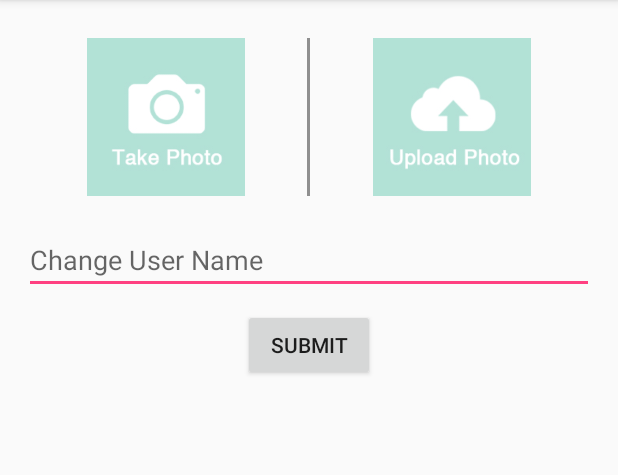
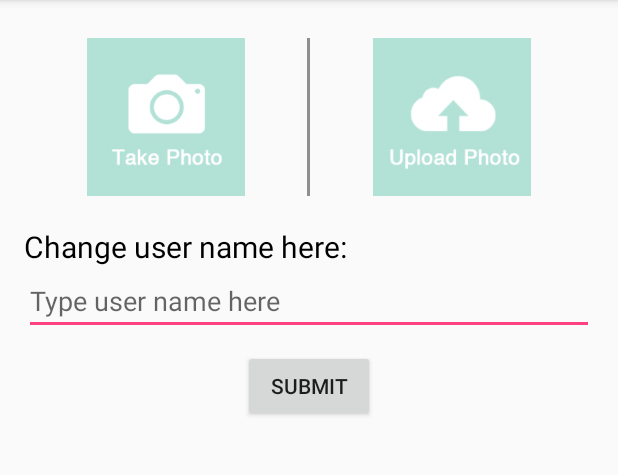
Before and after one commit to MaureenDing814/FinalProject-YaoC-MengqiD, an Android app: the EditActivity screen opened directly, with no data from a screen before it, on a phone screen of 412 x 824 dp, the part 84-559 px from its top. Run offline under Robolectric (Android 15) with nearby library versions, the phone set to English and light mode, and no system bars; our stand-ins replace Firebase (no records; nobody signed in at launch, a user with empty details on screens opened directly), Picasso.

Commit message:
Edit profile

```diff
--- a/app/src/main/java/com/example/android/finalproject_yaocmengqid/EditActivity.java
+++ b/app/src/main/java/com/example/android/finalproject_yaocmengqid/EditActivity.java
@@ -10,7 +10,9 @@ import android.provider.MediaStore;
 import android.support.annotation.NonNull;
 import android.support.v4.content.FileProvider;
 import android.support.v7.app.AppCompatActivity;
+import android.util.Log;
 import android.view.View;
+import android.widget.EditText;
 import android.widget.ImageView;
 import android.widget.Toast;
 
@@ -18,6 +20,8 @@ import com.google.android.gms.tasks.OnFailureListener;
 import com.google.android.gms.tasks.OnSuccessListener;
 import com.google.firebase.auth.FirebaseAuth;
 import com.google.firebase.auth.FirebaseUser;
+import com.google.firebase.auth.UserProfileChangeRequest;
+import com.google.firebase.storage.FileDownloadTask;
 import com.google.firebase.storage.FirebaseStorage;
 import com.google.firebase.storage.StorageReference;
 import com.google.firebase.storage.UploadTask;
@@ -37,7 +41,9 @@ public class EditActivity extends AppCompatActivity {
     private ImageView imageView;
     private File photoFile;
     private StorageReference mStorageRef;
+    private FirebaseUser user;
     private Uri fileToUpload;
+    private String TAG = "EditActivity";
 
     @Override
     protected void onCreate(Bundle savedInstanceState) {
@@ -52,15 +58,37 @@ public class EditActivity extends AppCompatActivity {
         mAuthListener = new FirebaseAuth.AuthStateListener() {
             @Override
             public void onAuthStateChanged(@NonNull FirebaseAuth firebaseAuth) {
-                FirebaseUser user = firebaseAuth.getCurrentUser();
+                user = firebaseAuth.getCurrentUser();
                 if (user != null) {
                     mStorageRef = FirebaseStorage.getInstance().getReference(user.getUid());
+                    ((EditText)findViewById(R.id.editText_username)).setText(user.getDisplayName());
+
+                    try {
+                        final File localFile = File.createTempFile("images", "jpg");
+                        mStorageRef.child("images/upload.jpg").getFile(localFile)
+                                .addOnSuccessListener(new OnSuccessListener<FileDownloadTask.TaskSnapshot>() {
+                                    @Override
+                                    public void onSuccess(FileDownloadTask.TaskSnapshot taskSnapshot) {
+                                        // Successfully downloaded data to local file
+                                        Picasso.with(EditActivity.this).load(localFile)
+                                                .resize(imageView.getWidth(),imageView.getHeight())
+                                                .centerInside()
+                                                .into(imageView);
+                                        // ...
+                                    }
+                                }).addOnFailureListener(new OnFailureListener() {
+                            @Override
+                            public void onFailure(@NonNull Exception exception) {
+                            }
+                        });
+                    } catch (IOException e) {
+                        e.printStackTrace();
+                    }
                 }
             }
         };
+
         mAuth.addAuthStateListener(mAuthListener);
-
-
     }
 
     public void takePhoto(View view) {
@@ -121,9 +149,7 @@ public class EditActivity extends AppCompatActivity {
                 .resize(imageView.getWidth(),imageView.getHeight())
                 .centerInside()
                 .into(imageView);
-        // Use picasso library to show the image in this activity.
-        //resize: feature that can help with resizing the image
-        // before you call a method(before .), you can change the line
+        Log.d(TAG, fileToUpload.toString());
     }
 
     public void decodeUri(Uri uri) throws FileNotFoundException {
@@ -131,6 +157,7 @@ public class EditActivity extends AppCompatActivity {
         // Get the dimensions of the View
         int targetW = imageView.getWidth();
         int targetH = imageView.getHeight();
+        targetH = 100;
 
         // Get the dimensions of the bitmap
         BitmapFactory.Options bmOptions = new BitmapFactory.Options();
@@ -150,14 +177,12 @@ public class EditActivity extends AppCompatActivity {
 
         Bitmap image = BitmapFactory.decodeStream(getContentResolver().openInputStream(uri), null, bmOptions);
         imageView.setImageBitmap(image);
-        ImageView upload = (ImageView) findViewById(R.id.upload_photo);
-        upload.setVisibility(View.VISIBLE);
+        /*ImageView upload = (ImageView) findViewById(R.id.upload_photo);
+        upload.setVisibility(View.VISIBLE);*/
     }
 
-    public void upload(View view){
+    public void updateProfile(View view){
         StorageReference riversRef = mStorageRef.child("images/upload.jpg");
-
-
 // Register observers to listen for when the download is done or if it fails
         riversRef.putFile(fileToUpload)
                 .addOnFailureListener(new OnFailureListener() {
@@ -175,5 +200,9 @@ public class EditActivity extends AppCompatActivity {
             }
         });
 
+        String newname = ((EditText)findViewById(R.id.editText_username)).getText().toString();
+        user.updateProfile(new UserProfileChangeRequest.Builder().setDisplayName(newname).build());
+
+        finish();
     }
 }
--- a/app/src/main/res/layout/activity_edit.xml
+++ b/app/src/main/res/layout/activity_edit.xml
@@ -35,21 +35,31 @@
             android:onClick="pickPhoto"/>
     </LinearLayout>
 
-    <EditText
+    <TextView
         android:layout_marginTop="20dp"
         android:layout_width="match_parent"
         android:layout_height="wrap_content"
-        android:hint="Change User Name"/>
+        android:textSize="20sp"
+        android:textColor="#000000"
+        android:text="Change user name here:"/>
+    <EditText
+        android:layout_width="match_parent"
+        android:layout_height="wrap_content"
+        android:id="@+id/editText_username"
+        android:hint="Type user name here"/>
     <Button
         android:layout_width="wrap_content"
         android:layout_height="wrap_content"
         android:text="Submit"
         android:layout_marginTop="10dp"
-        android:layout_gravity="center"/>
+        android:layout_gravity="center"
+        android:onClick="updateProfile" />
 
     <ImageView
         android:layout_width="match_parent"
         android:layout_height="wrap_content"
+        android:layout_weight="1"
+        android:scaleType="fitCenter"
         android:id="@+id/preview"
         android:layout_marginTop="20dp"/>
 
--- a/app/src/main/res/layout/content_main.xml
+++ b/app/src/main/res/layout/content_main.xml
@@ -9,8 +9,8 @@
     tools:showIn="@layout/app_bar_main">
 
     <LinearLayout
-        android:layout_width="368dp"
-        android:layout_height="wrap_content"
+        android:layout_width="match_parent"
+        android:layout_height="match_parent"
         android:orientation="vertical"
         android:layout_margin="16dp"
         tools:layout_editor_absoluteY="8dp"
```
